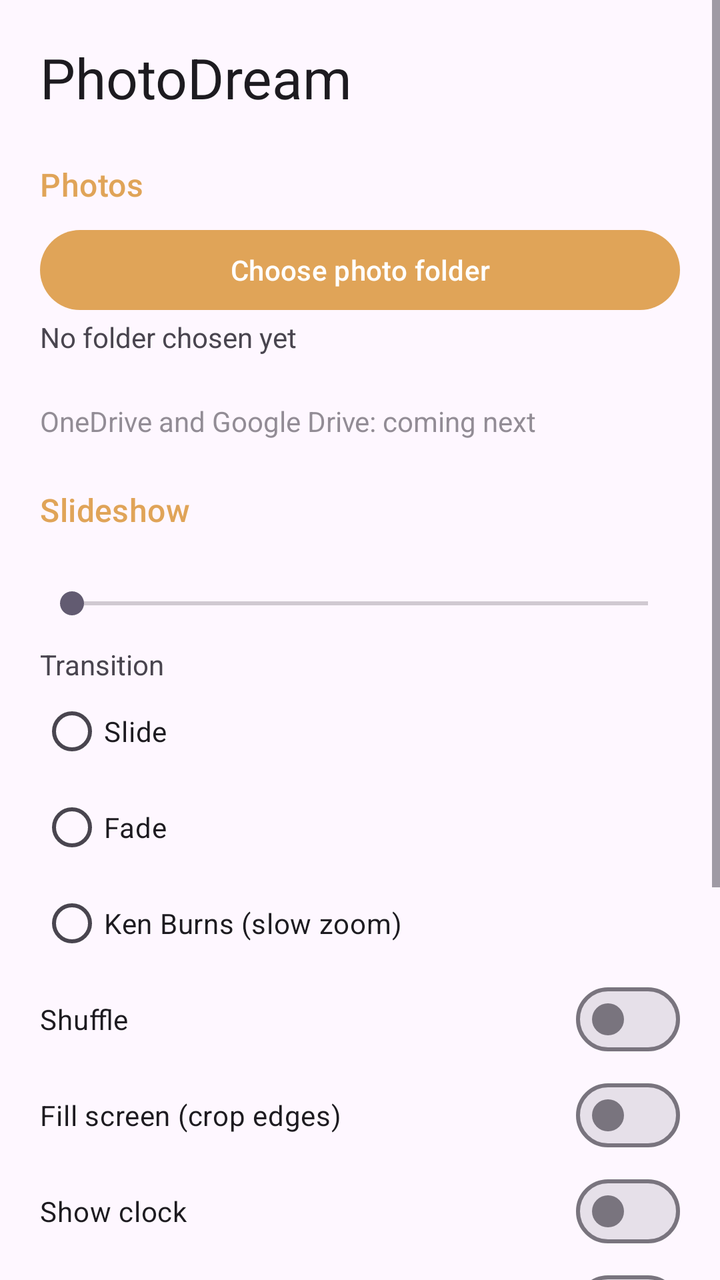
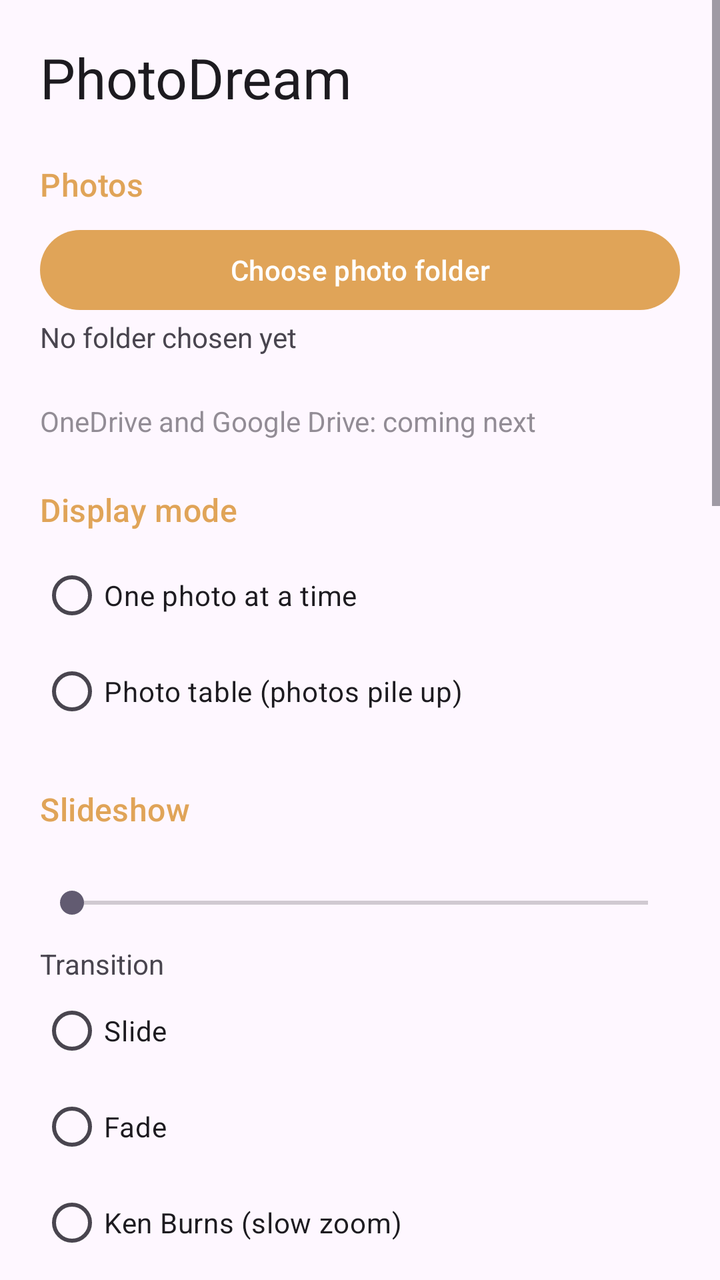

Before-and-after screenshots of an Android layout around one commit, followed by the original layout XML and the change that was made.
<!-- AndroidManifest.xml: application theme Theme.PhotoDream -->
<!-- res/layout/activity_settings.xml -->
<?xml version="1.0" encoding="utf-8"?>
<ScrollView xmlns:android="http://schemas.android.com/apk/res/android"
    android:layout_width="match_parent"
    android:layout_height="match_parent"
    android:fitsSystemWindows="true">

    <LinearLayout
        android:layout_width="match_parent"
        android:layout_height="wrap_content"
        android:orientation="vertical"
        android:padding="20dp">

        <TextView
            android:layout_width="wrap_content"
            android:layout_height="wrap_content"
            android:text="@string/app_name"
            android:textAppearance="?attr/textAppearanceHeadlineMedium" />

        
        <TextView
            style="@style/SectionTitle"
            android:text="@string/section_photos" />

        <com.google.android.material.button.MaterialButton
            android:id="@+id/btn_choose_folder"
            android:layout_width="match_parent"
            android:layout_height="wrap_content"
            android:text="@string/choose_folder" />

        <TextView
            android:id="@+id/txt_folder"
            android:layout_width="match_parent"
            android:layout_height="wrap_content"
            android:text="@string/no_folder" />

        <TextView
            android:id="@+id/txt_count"
            android:layout_width="match_parent"
            android:layout_height="wrap_content"
            android:textStyle="bold" />

        <TextView
            android:layout_width="match_parent"
            android:layout_height="wrap_content"
            android:layout_marginTop="4dp"
            android:alpha="0.6"
            android:text="@string/cloud_coming" />

        
        <TextView
            style="@style/SectionTitle"
            android:text="@string/section_slideshow" />

        <TextView
            android:id="@+id/txt_interval"
            android:layout_width="wrap_content"
            android:layout_height="wrap_content" />

        <SeekBar
            android:id="@+id/seek_interval"
            android:layout_width="match_parent"
            android:layout_height="wrap_content"
            android:max="55" />

        <TextView
            android:layout_width="wrap_content"
            android:layout_height="wrap_content"
            android:layout_marginTop="12dp"
            android:text="@string/transition_label" />

        <RadioGroup
            android:id="@+id/group_transition"
            android:layout_width="match_parent"
            android:layout_height="wrap_content">

            <RadioButton
                android:id="@+id/radio_slide"
                android:layout_width="wrap_content"
                android:layout_height="wrap_content"
                android:text="@string/transition_slide" />

            <RadioButton
                android:id="@+id/radio_fade"
                android:layout_width="wrap_content"
                android:layout_height="wrap_content"
                android:text="@string/transition_fade" />

            <RadioButton
                android:id="@+id/radio_ken_burns"
                android:layout_width="wrap_content"
                android:layout_height="wrap_content"
                android:text="@string/transition_ken_burns" />
        </RadioGroup>

        <com.google.android.material.materialswitch.MaterialSwitch
            android:id="@+id/sw_shuffle"
            android:layout_width="match_parent"
            android:layout_height="wrap_content"
            android:text="@string/shuffle" />

        <com.google.android.material.materialswitch.MaterialSwitch
            android:id="@+id/sw_crop"
            android:layout_width="match_parent"
            android:layout_height="wrap_content"
            android:text="@string/crop" />

        <com.google.android.material.materialswitch.MaterialSwitch
            android:id="@+id/sw_clock"
            android:layout_width="match_parent"
            android:layout_height="wrap_content"
            android:text="@string/show_clock" />

        <com.google.android.material.materialswitch.MaterialSwitch
            android:id="@+id/sw_dim"
            android:layout_width="match_parent"
            android:layout_height="wrap_content"
            android:text="@string/dim" />

        
        <TextView
            style="@style/SectionTitle"
            android:text="@string/section_run" />

        <com.google.android.material.button.MaterialButton
            android:id="@+id/btn_preview"
            android:layout_width="match_parent"
            android:layout_height="wrap_content"
            android:text="@string/preview" />

        <com.google.android.material.button.MaterialButton
            android:id="@+id/btn_system_settings"
            style="@style/Widget.Material3.Button.OutlinedButton"
            android:layout_width="match_parent"
            android:layout_height="wrap_content"
            android:text="@string/open_system_settings" />

        <TextView
            android:layout_width="match_parent"
            android:layout_height="wrap_content"
            android:layout_marginTop="8dp"
            android:alpha="0.7"
            android:text="@string/system_hint" />
    </LinearLayout>
</ScrollView>
<!-- resources referenced by this layout -->
<resources>
  <string name="app_name">PhotoDream</string>
  <string name="choose_folder">Choose photo folder</string>
  <string name="cloud_coming">OneDrive and Google Drive: coming next</string>
  <string name="crop">Fill screen (crop edges)</string>
  <string name="dim">Dim screen (good for bedside)</string>
  <string name="no_folder">No folder chosen yet</string>
  <string name="open_system_settings">Open system screen saver settings</string>
  <string name="preview">Preview now</string>
  <string name="section_photos">Photos</string>
  <string name="section_run">Run it</string>
  <string name="section_slideshow">Slideshow</string>
  <string name="show_clock">Show clock</string>
  <string name="shuffle">Shuffle</string>
  <string name="system_hint">In system settings, pick \"PhotoDream slideshow\" and set \"When to start\" to \"While charging\". On Samsung you may need to turn off Always On Display.</string>
  <string name="transition_fade">Fade</string>
  <string name="transition_ken_burns">Ken Burns (slow zoom)</string>
  <string name="transition_label">Transition</string>
  <string name="transition_slide">Slide</string>
  <style name="SectionTitle">
          <item name="android:layout_width">wrap_content</item>
          <item name="android:layout_height">wrap_content</item>
          <item name="android:layout_marginTop">24dp</item>
          <item name="android:layout_marginBottom">8dp</item>
          <item name="android:textAppearance">?attr/textAppearanceTitleMedium</item>
          <item name="android:textColor">?attr/colorPrimary</item>
      </style>
  <style name="Theme.PhotoDream" parent="Theme.Material3.DayNight.NoActionBar">
          <item name="colorPrimary">@color/accent</item>
      </style>
  <color name="accent">#FFE0A458</color>
</resources>

<!-- the commit's change to res/layout/activity_settings.xml (unified diff, before → after) -->
@@ -47,6 +47,30 @@
             android:text="@string/cloud_coming" />
 
         
+        
+        <TextView
+            style="@style/SectionTitle"
+            android:text="@string/section_mode" />
+
+        <RadioGroup
+            android:id="@+id/group_mode"
+            android:layout_width="match_parent"
+            android:layout_height="wrap_content">
+
+            <RadioButton
+                android:id="@+id/radio_mode_single"
+                android:layout_width="wrap_content"
+                android:layout_height="wrap_content"
+                android:text="@string/mode_single" />
+
+            <RadioButton
+                android:id="@+id/radio_mode_table"
+                android:layout_width="wrap_content"
+                android:layout_height="wrap_content"
+                android:text="@string/mode_table" />
+        </RadioGroup>
+
+        
         <TextView
             style="@style/SectionTitle"
             android:text="@string/section_slideshow" />
@@ -62,35 +86,49 @@
             android:layout_height="wrap_content"
             android:max="55" />
 
-        <TextView
-            android:layout_width="wrap_content"
-            android:layout_height="wrap_content"
-            android:layout_marginTop="12dp"
-            android:text="@string/transition_label" />
-
-        <RadioGroup
-            android:id="@+id/group_transition"
-            android:layout_width="match_parent"
-            android:layout_height="wrap_content">
-
-            <RadioButton
-                android:id="@+id/radio_slide"
-                android:layout_width="wrap_content"
-                android:layout_height="wrap_content"
-                android:text="@string/transition_slide" />
-
-            <RadioButton
-                android:id="@+id/radio_fade"
-                android:layout_width="wrap_content"
-                android:layout_height="wrap_content"
-                android:text="@string/transition_fade" />
-
-            <RadioButton
-                android:id="@+id/radio_ken_burns"
-                android:layout_width="wrap_content"
-                android:layout_height="wrap_content"
-                android:text="@string/transition_ken_burns" />
-        </RadioGroup>
+        
+        <LinearLayout
+            android:id="@+id/group_single_only"
+            android:layout_width="match_parent"
+            android:layout_height="wrap_content"
+            android:orientation="vertical">
+
+            <TextView
+                android:layout_width="wrap_content"
+                android:layout_height="wrap_content"
+                android:layout_marginTop="12dp"
+                android:text="@string/transition_label" />
+
+            <RadioGroup
+                android:id="@+id/group_transition"
+                android:layout_width="match_parent"
+                android:layout_height="wrap_content">
+
+                <RadioButton
+                    android:id="@+id/radio_slide"
+                    android:layout_width="wrap_content"
+                    android:layout_height="wrap_content"
+                    android:text="@string/transition_slide" />
+
+                <RadioButton
+                    android:id="@+id/radio_fade"
+                    android:layout_width="wrap_content"
+                    android:layout_height="wrap_content"
+                    android:text="@string/transition_fade" />
+
+                <RadioButton
+                    android:id="@+id/radio_ken_burns"
+                    android:layout_width="wrap_content"
+                    android:layout_height="wrap_content"
+                    android:text="@string/transition_ken_burns" />
+            </RadioGroup>
+
+            <com.google.android.material.materialswitch.MaterialSwitch
+                android:id="@+id/sw_crop"
+                android:layout_width="match_parent"
+                android:layout_height="wrap_content"
+                android:text="@string/crop" />
+        </LinearLayout>
 
         <com.google.android.material.materialswitch.MaterialSwitch
             android:id="@+id/sw_shuffle"
@@ -99,12 +137,6 @@
             android:text="@string/shuffle" />
 
         <com.google.android.material.materialswitch.MaterialSwitch
-            android:id="@+id/sw_crop"
-            android:layout_width="match_parent"
-            android:layout_height="wrap_content"
-            android:text="@string/crop" />
-
-        <com.google.android.material.materialswitch.MaterialSwitch
             android:id="@+id/sw_clock"
             android:layout_width="match_parent"
             android:layout_height="wrap_content"
@@ -115,6 +147,105 @@
             android:layout_width="match_parent"
             android:layout_height="wrap_content"
             android:text="@string/dim" />
+
+        
+        <LinearLayout
+            android:id="@+id/group_table_only"
+            android:layout_width="match_parent"
+            android:layout_height="wrap_content"
+            android:orientation="vertical">
+
+            <TextView
+                style="@style/SectionTitle"
+                android:text="@string/section_table" />
+
+            <TextView
+                android:layout_width="wrap_content"
+                android:layout_height="wrap_content"
+                android:text="@string/entry_label" />
+
+            <RadioGroup
+                android:id="@+id/group_entry"
+                android:layout_width="match_parent"
+                android:layout_height="wrap_content">
+
+                <RadioButton
+                    android:id="@+id/radio_entry_drop"
+                    android:layout_width="wrap_content"
+                    android:layout_height="wrap_content"
+                    android:text="@string/entry_drop" />
+
+                <RadioButton
+                    android:id="@+id/radio_entry_fly"
+                    android:layout_width="wrap_content"
+                    android:layout_height="wrap_content"
+                    android:text="@string/entry_fly_in" />
+
+                <RadioButton
+                    android:id="@+id/radio_entry_pop"
+                    android:layout_width="wrap_content"
+                    android:layout_height="wrap_content"
+                    android:text="@string/entry_pop" />
+
+                <RadioButton
+                    android:id="@+id/radio_entry_fade"
+                    android:layout_width="wrap_content"
+                    android:layout_height="wrap_content"
+                    android:text="@string/entry_fade" />
+
+                <RadioButton
+                    android:id="@+id/radio_entry_random"
+                    android:layout_width="wrap_content"
+                    android:layout_height="wrap_content"
+                    android:text="@string/entry_random" />
+            </RadioGroup>
+
+            <TextView
+                android:id="@+id/txt_max_cards"
+                android:layout_width="wrap_content"
+                android:layout_height="wrap_content"
+                android:layout_marginTop="12dp" />
+
+            <SeekBar
+                android:id="@+id/seek_max_cards"
+                android:layout_width="match_parent"
+                android:layout_height="wrap_content" />
+
+            <TextView
+                android:id="@+id/txt_card_size"
+                android:layout_width="wrap_content"
+                android:layout_height="wrap_content"
+                android:layout_marginTop="12dp" />
+
+            <SeekBar
+                android:id="@+id/seek_card_size"
+                android:layout_width="match_parent"
+                android:layout_height="wrap_content" />
+
+            <TextView
+                android:id="@+id/txt_rotation"
+                android:layout_width="wrap_content"
+                android:layout_height="wrap_content"
+                android:layout_marginTop="12dp" />
+
+            <SeekBar
+                android:id="@+id/seek_rotation"
+                android:layout_width="match_parent"
+                android:layout_height="wrap_content" />
+
+            <com.google.android.material.materialswitch.MaterialSwitch
+                android:id="@+id/sw_drift"
+                android:layout_width="match_parent"
+                android:layout_height="wrap_content"
+                android:text="@string/drift" />
+
+            <TextView
+                android:layout_width="match_parent"
+                android:layout_height="wrap_content"
+                android:layout_marginTop="4dp"
+                android:alpha="0.6"
+                android:text="@string/table_gestures" />
+        </LinearLayout>
 
         
         <TextView
<!-- resource entries referenced after the edit -->
@@ -5,15 +5,27 @@
   <string name="cloud_coming">OneDrive and Google Drive: coming next</string>
   <string name="crop">Fill screen (crop edges)</string>
   <string name="dim">Dim screen (good for bedside)</string>
+  <string name="drift">Slow floating movement</string>
+  <string name="entry_drop">Drop onto the table</string>
+  <string name="entry_fade">Fade in</string>
+  <string name="entry_fly_in">Fly in from the side</string>
+  <string name="entry_label">How photos arrive</string>
+  <string name="entry_pop">Pop up</string>
+  <string name="entry_random">Random mix</string>
+  <string name="mode_single">One photo at a time</string>
+  <string name="mode_table">Photo table (photos pile up)</string>
   <string name="no_folder">No folder chosen yet</string>
   <string name="open_system_settings">Open system screen saver settings</string>
   <string name="preview">Preview now</string>
+  <string name="section_mode">Display mode</string>
   <string name="section_photos">Photos</string>
   <string name="section_run">Run it</string>
   <string name="section_slideshow">Slideshow</string>
+  <string name="section_table">Photo table</string>
   <string name="show_clock">Show clock</string>
   <string name="shuffle">Shuffle</string>
   <string name="system_hint">In system settings, pick \"PhotoDream slideshow\" and set \"When to start\" to \"While charging\". On Samsung you may need to turn off Always On Display.</string>
+  <string name="table_gestures">Drag a photo to move it · flick it to throw it away · long-press the empty table (or Back) to exit</string>
   <string name="transition_fade">Fade</string>
   <string name="transition_ken_burns">Ken Burns (slow zoom)</string>
   <string name="transition_label">Transition</string>
